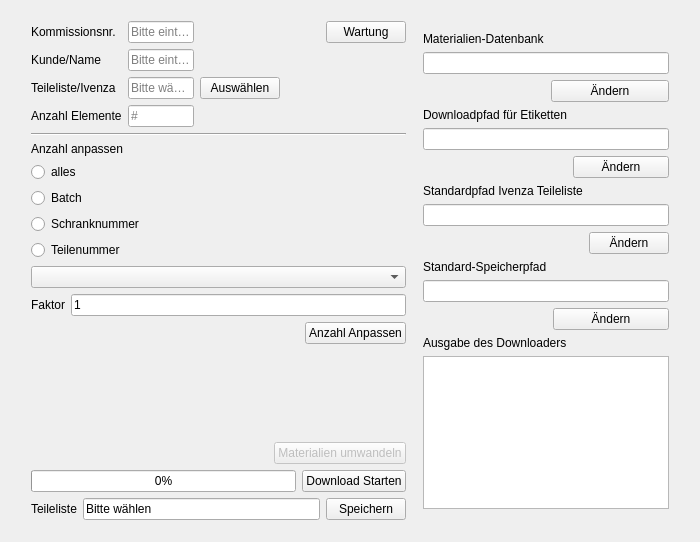
xavor92/Ardis2Holzma, file mainwindow.ui: the form before one commit.
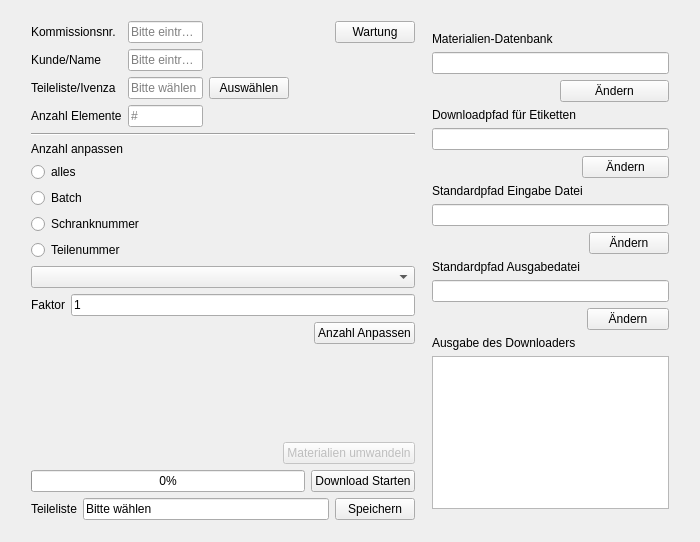
The form after the commit.

The edit to the form file:
```diff
--- a/mainwindow.ui
+++ b/mainwindow.ui
@@ -462,7 +462,7 @@
           <item row="0" column="0">
            <widget class="QLabel" name="label_10">
             <property name="text">
-             <string>Standardpfad Ivenza Teileliste</string>
+             <string>Standardpfad Eingabe Datei</string>
             </property>
            </widget>
           </item>
@@ -490,7 +490,7 @@
           <item row="0" column="0">
            <widget class="QLabel" name="label_11">
             <property name="text">
-             <string>Standard-Speicherpfad</string>
+             <string>Standardpfad Ausgabedatei</string>
             </property>
            </widget>
           </item>
```
